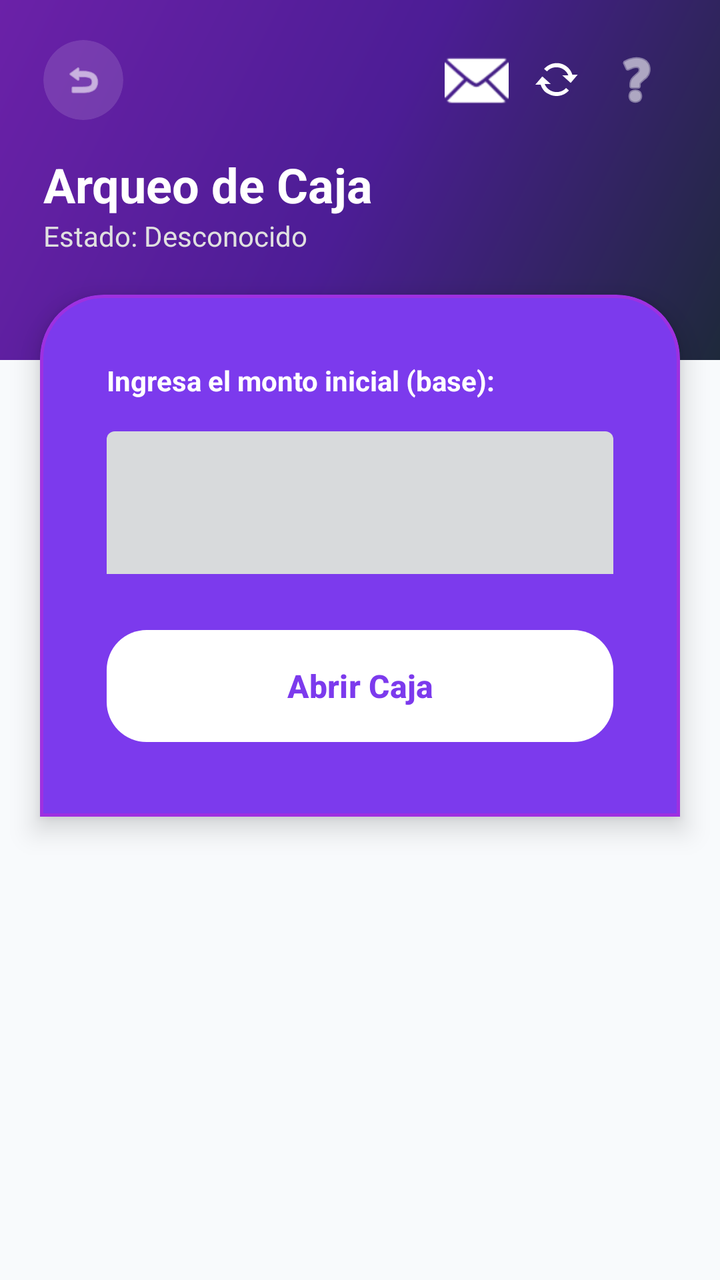
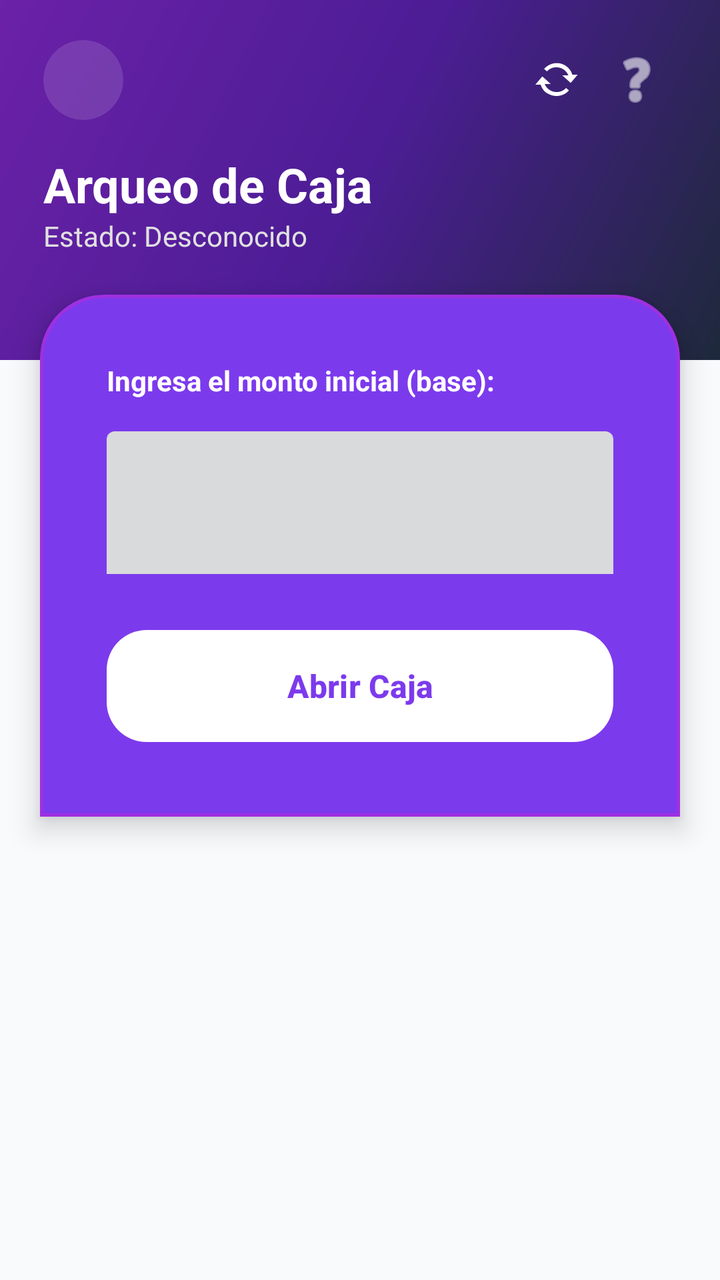

Compare the two renders of this Android layout. The source of the first and the diff that turns it into the second are given below.
<!-- AndroidManifest.xml: application theme Theme.GoMezMart -->
<!-- res/layout/activity_caja.xml -->
<?xml version="1.0" encoding="utf-8"?>
<androidx.constraintlayout.widget.ConstraintLayout xmlns:android="http://schemas.android.com/apk/res/android"
    xmlns:app="http://schemas.android.com/apk/res-auto"
    android:layout_width="match_parent"
    android:layout_height="match_parent"
    android:background="?attr/colorSurface">

    
    <androidx.constraintlayout.widget.Guideline
        android:id="@+id/guidelineLeft"
        android:layout_width="wrap_content"
        android:layout_height="wrap_content"
        android:orientation="vertical"
        app:layout_constraintGuide_percent="0.06" />

    <androidx.constraintlayout.widget.Guideline
        android:id="@+id/guidelineRight"
        android:layout_width="wrap_content"
        android:layout_height="wrap_content"
        android:orientation="vertical"
        app:layout_constraintGuide_percent="0.94" />

    
    <View
        android:id="@+id/topHeaderBackgroundCaja"
        android:layout_width="match_parent"
        android:layout_height="180dp"
        android:background="@drawable/bg_header_purple_gradient"
        app:layout_constraintTop_toTopOf="parent" />

    
    <LinearLayout
        android:id="@+id/headerCaja"
        android:layout_width="0dp"
        android:layout_height="wrap_content"
        android:orientation="vertical"
        android:paddingTop="20dp"
        app:layout_constraintEnd_toEndOf="@id/guidelineRight"
        app:layout_constraintStart_toStartOf="@id/guidelineLeft"
        app:layout_constraintTop_toTopOf="parent">

        <RelativeLayout
            android:layout_width="match_parent"
            android:layout_height="wrap_content">

            <com.google.android.material.card.MaterialCardView
                android:id="@+id/btnBackCaja"
                android:layout_width="40dp"
                android:layout_height="40dp"
                android:clickable="true"
                android:focusable="true"
                app:cardBackgroundColor="#20FFFFFF"
                app:cardCornerRadius="20dp"
                app:cardElevation="0dp"
                app:strokeWidth="0dp">

                <ImageView
                    android:layout_width="20dp"
                    android:layout_height="20dp"
                    android:layout_gravity="center"
                    android:src="@android:drawable/ic_menu_revert"
                    app:tint="@android:color/white" />
            </com.google.android.material.card.MaterialCardView>

            <ImageButton
                android:id="@+id/btnMailboxCaja"
                android:layout_width="40dp"
                android:layout_height="40dp"
                android:layout_toStartOf="@id/btnSyncIndicator"
                android:background="?attr/selectableItemBackgroundBorderless"
                android:src="@android:drawable/ic_dialog_email"
                app:tint="@android:color/white" />

            <ImageButton
                android:id="@+id/btnSyncIndicator"
                android:layout_width="40dp"
                android:layout_height="40dp"
                android:layout_toStartOf="@id/btnHelpCaja"
                android:background="?attr/selectableItemBackgroundBorderless"
                android:src="@android:drawable/stat_notify_sync"
                app:tint="@android:color/white" />

            <ImageButton
                android:id="@+id/btnHelpCaja"
                android:layout_width="40dp"
                android:layout_height="40dp"
                android:layout_alignParentEnd="true"
                android:background="?attr/selectableItemBackgroundBorderless"
                android:src="@android:drawable/ic_menu_help"
                app:tint="@android:color/white" />
        </RelativeLayout>

        <TextView
            android:layout_width="wrap_content"
            android:layout_height="wrap_content"
            android:layout_marginTop="16dp"
            android:text="Arqueo de Caja"
            android:textColor="@android:color/white"
            android:textSize="24sp"
            android:textStyle="bold" />

        <TextView
            android:id="@+id/tvCajaStatus"
            android:layout_width="wrap_content"
            android:layout_height="wrap_content"
            android:text="Estado: Desconocido"
            android:textColor="#E0E0E0"
            android:textSize="14sp" />
    </LinearLayout>

    <ScrollView
        android:layout_width="match_parent"
        android:layout_height="0dp"
        android:clipToPadding="false"
        android:fillViewport="true"
        app:layout_constraintBottom_toBottomOf="parent"
        app:layout_constraintTop_toBottomOf="@id/headerCaja">

        <LinearLayout
            android:layout_width="match_parent"
            android:layout_height="wrap_content"
            android:orientation="vertical"
            android:paddingBottom="100dp">

            
            <com.google.android.material.card.MaterialCardView
                android:id="@+id/cardCajaContenido"
                android:layout_width="match_parent"
                android:layout_height="wrap_content"
                android:layout_marginHorizontal="20dp"
                android:layout_marginTop="20dp"
                app:cardBackgroundColor="@color/purple_600"
                app:cardElevation="8dp"
                app:shapeAppearance="@style/ShapeAppearance.App.Card.TopRounded"
                app:strokeColor="#80C026D3"
                app:strokeWidth="1.5dp">

                <LinearLayout
                    android:id="@+id/layoutCajaInputs"
                    android:layout_width="match_parent"
                    android:layout_height="wrap_content"
                    android:orientation="vertical"
                    android:padding="24dp">

                    <TextView
                        android:id="@+id/tvCajaPrompt"
                        android:layout_width="wrap_content"
                        android:layout_height="wrap_content"
                        android:text="Ingresa el monto inicial (base):"
                        android:textSize="14sp"
                        android:textStyle="bold"
                        android:textColor="@android:color/white" />

                    <com.google.android.material.textfield.TextInputLayout
                        style="@style/Widget.Material3.TextInputLayout.FilledBox"
                        android:layout_width="match_parent"
                        android:layout_height="wrap_content"
                        android:layout_marginTop="16dp"
                        app:boxBackgroundColor="#20000000"
                        app:boxStrokeWidth="0dp"
                        app:boxStrokeWidthFocused="0dp"
                        app:prefixText="S/ "
                        app:prefixTextColor="@android:color/white">
                        <com.google.android.material.textfield.TextInputEditText
                            android:id="@+id/etCajaMonto"
                            android:layout_width="match_parent"
                            android:layout_height="wrap_content"
                            android:inputType="numberDecimal"
                            android:textColor="@android:color/white"
                            android:textSize="28sp"
                            android:textStyle="bold" />
                    </com.google.android.material.textfield.TextInputLayout>

                    <com.google.android.material.button.MaterialButton
                        android:id="@+id/btnCajaAction"
                        android:layout_width="match_parent"
                        android:layout_height="64dp"
                        android:layout_marginTop="24dp"
                        android:text="Abrir Caja"
                        android:textSize="16sp"
                        android:textStyle="bold"
                        app:backgroundTint="@android:color/white"
                        android:textColor="@color/purple_600"
                        app:cornerRadius="20dp" />
                </LinearLayout>
            </com.google.android.material.card.MaterialCardView>

            
            <LinearLayout
                android:id="@+id/layoutCajaResumen"
                android:layout_width="match_parent"
                android:layout_height="wrap_content"
                android:orientation="vertical"
                android:paddingHorizontal="24dp"
                android:layout_marginTop="24dp"
                android:visibility="gone">

                
                <TextView
                    android:layout_width="wrap_content"
                    android:layout_height="wrap_content"
                    android:text="FLUJO DE EFECTIVO (BILLETES/MONEDAS)"
                    android:textSize="11sp"
                    android:textStyle="bold"
                    android:letterSpacing="0.1"
                    android:textColor="@color/purple_600" />

                <com.google.android.material.card.MaterialCardView
                    android:layout_width="match_parent"
                    android:layout_height="wrap_content"
                    android:layout_marginTop="12dp"
                    android:layout_marginBottom="24dp"
                    app:cardBackgroundColor="?attr/colorSurfaceContainerLow"
                    app:cardCornerRadius="20dp"
                    app:cardElevation="0dp"
                    app:strokeWidth="1dp"
                    app:strokeColor="?attr/colorOutlineVariant">

                    <LinearLayout
                        android:layout_width="match_parent"
                        android:layout_height="wrap_content"
                        android:orientation="vertical"
                        android:padding="16dp">

                        <LinearLayout style="@style/FilaCajaResumen">
                            <TextView android:layout_width="0dp" android:layout_height="wrap_content" android:layout_weight="1" android:text="💰 Base inicial (Cambio):" android:textColor="?attr/colorOnSurfaceVariant" />
                            <TextView android:id="@+id/tvCajaBase" android:layout_width="wrap_content" android:layout_height="wrap_content" android:text="S/ 0.00" android:textStyle="bold" android:textColor="?attr/colorOnSurface" />
                        </LinearLayout>

                        <LinearLayout style="@style/FilaCajaResumen">
                            <TextView android:layout_width="0dp" android:layout_height="wrap_content" android:layout_weight="1" android:text="📈 Ventas en efectivo:" android:textColor="?attr/colorOnSurfaceVariant" />
                            <TextView android:id="@+id/tvCajaVentasEfectivo" android:layout_width="wrap_content" android:layout_height="wrap_content" android:text="+ S/ 0.00" android:textStyle="bold" android:textColor="#059669" />
                        </LinearLayout>

                        <LinearLayout style="@style/FilaCajaResumen">
                            <TextView android:layout_width="0dp" android:layout_height="wrap_content" android:layout_weight="1" android:text="📉 Gastos en efectivo:" android:textColor="?attr/colorOnSurfaceVariant" />
                            <TextView android:id="@+id/tvCajaGastos" android:layout_width="wrap_content" android:layout_height="wrap_content" android:text="- S/ 0.00" android:textStyle="bold" android:textColor="@color/red_600" />
                        </LinearLayout>

                        <View
                            android:layout_width="match_parent"
                            android:layout_height="1dp"
                            android:background="?attr/colorOutlineVariant"
                            android:layout_marginVertical="12dp" />

                        <LinearLayout style="@style/FilaCajaResumen">
                            <TextView android:layout_width="0dp" android:layout_height="wrap_content" android:layout_weight="1" android:text="💵 DEBERÍA HABER EN CAJÓN:" android:textStyle="bold" android:textColor="?attr/colorOnSurface" />
                            <TextView android:id="@+id/tvCajaEsperado" android:layout_width="wrap_content" android:layout_height="wrap_content" android:text="S/ 0.00" android:textSize="18sp" android:textStyle="bold" android:textColor="?attr/colorPrimary" />
                        </LinearLayout>

                    </LinearLayout>
                </com.google.android.material.card.MaterialCardView>

                
                <TextView
                    android:layout_width="wrap_content"
                    android:layout_height="wrap_content"
                    android:text="RECAUDACIÓN DIGITAL (SISTEMA)"
                    android:textSize="11sp"
                    android:textStyle="bold"
                    android:letterSpacing="0.1"
                    android:textColor="#0284C7" />

                <com.google.android.material.card.MaterialCardView
                    android:layout_width="match_parent"
                    android:layout_height="wrap_content"
                    android:layout_marginTop="12dp"
                    app:cardBackgroundColor="?attr/colorSurfaceContainerLow"
                    app:cardCornerRadius="20dp"
                    app:cardElevation="0dp"
                    app:strokeWidth="1dp"
                    app:strokeColor="?attr/colorOutlineVariant">

                    <LinearLayout
                        android:layout_width="match_parent"
                        android:layout_height="wrap_content"
                        android:orientation="vertical"
                        android:padding="16dp">

                        <LinearLayout style="@style/FilaCajaResumen">
                            <ImageView android:layout_width="20dp" android:layout_height="20dp" android:src="@android:drawable/ic_menu_send" app:tint="#7C3AED" />
                            <TextView android:layout_width="0dp" android:layout_height="wrap_content" android:layout_weight="1" android:layout_marginStart="8dp" android:text="Yape / Plin / Transf.:" android:textColor="?attr/colorOnSurfaceVariant" />
                            <TextView android:id="@+id/tvCajaDigital" android:layout_width="wrap_content" android:layout_height="wrap_content" android:text="S/ 0.00" android:textStyle="bold" android:textColor="?attr/colorOnSurface" />
                        </LinearLayout>

                        <LinearLayout style="@style/FilaCajaResumen" android:layout_marginTop="12dp">
                            <ImageView android:layout_width="20dp" android:layout_height="20dp" android:src="@android:drawable/ic_menu_camera" app:tint="#0284C7" />
                            <TextView android:layout_width="0dp" android:layout_height="wrap_content" android:layout_weight="1" android:layout_marginStart="8dp" android:text="Tarjetas (POS):" android:textColor="?attr/colorOnSurfaceVariant" />
                            <TextView android:id="@+id/tvCajaTarjeta" android:layout_width="wrap_content" android:layout_height="wrap_content" android:text="S/ 0.00" android:textStyle="bold" android:textColor="?attr/colorOnSurface" />
                        </LinearLayout>

                    </LinearLayout>
                </com.google.android.material.card.MaterialCardView>

                
                <com.google.android.material.button.MaterialButton
                    android:id="@+id/btnVerHistorialCaja"
                    style="@style/Widget.Material3.Button.TonalButton"
                    android:layout_width="match_parent"
                    android:layout_height="56dp"
                    android:layout_marginTop="32dp"
                    android:text="Ver cierres anteriores"
                    app:icon="@android:drawable/ic_menu_recent_history"
                    app:cornerRadius="16dp" />

            </LinearLayout>
        </LinearLayout>
    </ScrollView>
</androidx.constraintlayout.widget.ConstraintLayout>
<!-- resources referenced by this layout -->
<resources>
  <color name="purple_600">#7C3AED</color>
  <color name="red_600">#DC2626</color>
  <!-- drawable bg_header_purple_gradient (drawable) -->
  <?xml version="1.0" encoding="utf-8"?>
  <shape xmlns:android="http://schemas.android.com/apk/res/android">
      <gradient
          android:startColor="#6B21A8"
          android:centerColor="#4C1D95"
          android:endColor="#1E293B"
          android:angle="315" />
  </shape>
  <style name="FilaCajaResumen">
          <item name="android:layout_width">match_parent</item>
          <item name="android:layout_height">wrap_content</item>
          <item name="android:orientation">horizontal</item>
          <item name="android:layout_marginTop">10dp</item>
          <item name="android:gravity">center_vertical</item>
      </style>
  <style name="ShapeAppearance.App.Card.TopRounded" parent="ShapeAppearance.Material3.MediumComponent">
          <item name="cornerFamily">rounded</item>
          <item name="cornerSizeTopLeft">32dp</item>
          <item name="cornerSizeTopRight">32dp</item>
          <item name="cornerSizeBottomLeft">0dp</item>
          <item name="cornerSizeBottomRight">0dp</item>
      </style>
  <style name="Theme.GoMezMart" parent="Base.Theme.GoMezMart" />
  <style name="Base.Theme.GoMezMart" parent="Theme.Material3.DayNight.NoActionBar">
          <item name="colorPrimary">@color/purple_600</item>
          <item name="colorOnPrimary">@color/white</item>
          <item name="colorSecondary">@color/indigo_500</item>
          <item name="colorSurface">@color/slate_50</item>
          <item name="colorOnSurface">@color/slate_900</item>
          <item name="colorOnSurfaceVariant">@color/slate_500</item>
          <item name="colorSurfaceContainer">@color/white</item>
          <item name="android:windowBackground">@color/slate_50</item>
      </style>
  <color name="white">#FFFFFFFF</color>
  <color name="indigo_500">#6366F1</color>
  <color name="slate_50">#F8FAFC</color>
  <color name="slate_900">#0F172A</color>
  <color name="slate_500">#64748B</color>
</resources>

<!-- the commit's change to res/layout/activity_caja.xml (unified diff, before → after) -->
@@ -58,18 +58,8 @@
                     android:layout_width="20dp"
                     android:layout_height="20dp"
                     android:layout_gravity="center"
-                    android:src="@android:drawable/ic_menu_revert"
                     app:tint="@android:color/white" />
             </com.google.android.material.card.MaterialCardView>
-
-            <ImageButton
-                android:id="@+id/btnMailboxCaja"
-                android:layout_width="40dp"
-                android:layout_height="40dp"
-                android:layout_toStartOf="@id/btnSyncIndicator"
-                android:background="?attr/selectableItemBackgroundBorderless"
-                android:src="@android:drawable/ic_dialog_email"
-                app:tint="@android:color/white" />
 
             <ImageButton
                 android:id="@+id/btnSyncIndicator"
